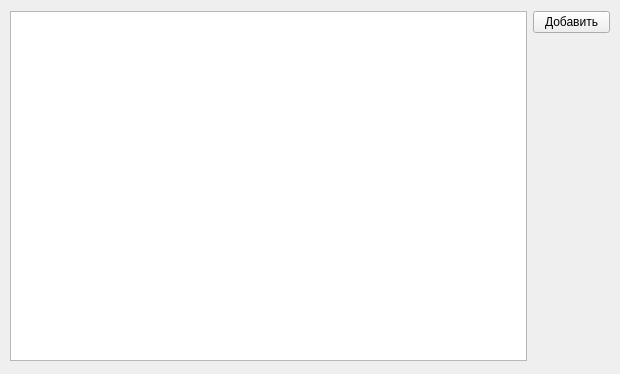
The window that ui/mainWindow.ui (acecrosser/gui_crud) describes before a commit, drawn with Qt 5.
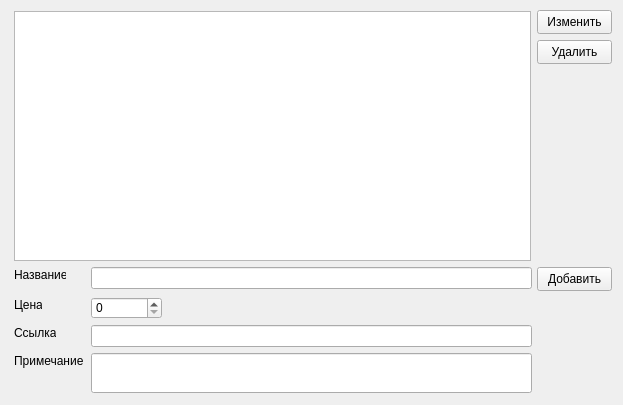
The same window after the commit.

The edit to the form file:
```diff
--- a/ui/mainWindow.ui
+++ b/ui/mainWindow.ui
@@ -6,48 +6,196 @@
    <rect>
     <x>0</x>
     <y>0</y>
-    <width>620</width>
-    <height>374</height>
+    <width>623</width>
+    <height>405</height>
    </rect>
   </property>
+  <property name="minimumSize">
+   <size>
+    <width>500</width>
+    <height>405</height>
+   </size>
+  </property>
+  <property name="maximumSize">
+   <size>
+    <width>623</width>
+    <height>405</height>
+   </size>
+  </property>
   <property name="windowTitle">
    <string>MainWindow</string>
   </property>
   <widget class="QWidget" name="centralwidget">
-   <widget class="QWidget" name="">
+   <widget class="QLineEdit" name="titleEdit">
     <property name="geometry">
      <rect>
-      <x>10</x>
+      <x>91</x>
+      <y>267</y>
+      <width>441</width>
+      <height>22</height>
+     </rect>
+    </property>
+    <property name="minimumSize">
+     <size>
+      <width>0</width>
+      <height>0</height>
+     </size>
+    </property>
+    <property name="maximumSize">
+     <size>
+      <width>10000</width>
+      <height>1000</height>
+     </size>
+    </property>
+   </widget>
+   <widget class="QLineEdit" name="linkEdit">
+    <property name="geometry">
+     <rect>
+      <x>91</x>
+      <y>325</y>
+      <width>441</width>
+      <height>22</height>
+     </rect>
+    </property>
+   </widget>
+   <widget class="QLineEdit" name="textEdit">
+    <property name="geometry">
+     <rect>
+      <x>91</x>
+      <y>353</y>
+      <width>441</width>
+      <height>40</height>
+     </rect>
+    </property>
+    <property name="minimumSize">
+     <size>
+      <width>0</width>
+      <height>40</height>
+     </size>
+    </property>
+   </widget>
+   <widget class="QSpinBox" name="priceBox">
+    <property name="geometry">
+     <rect>
+      <x>91</x>
+      <y>297</y>
+      <width>71</width>
+      <height>22</height>
+     </rect>
+    </property>
+   </widget>
+   <widget class="QLabel" name="label">
+    <property name="geometry">
+     <rect>
+      <x>14</x>
+      <y>267</y>
+      <width>52</width>
+      <height>16</height>
+     </rect>
+    </property>
+    <property name="text">
+     <string>Название</string>
+    </property>
+   </widget>
+   <widget class="QLabel" name="label_2">
+    <property name="geometry">
+     <rect>
+      <x>14</x>
+      <y>297</y>
+      <width>28</width>
+      <height>16</height>
+     </rect>
+    </property>
+    <property name="text">
+     <string>Цена</string>
+    </property>
+   </widget>
+   <widget class="QLabel" name="label_3">
+    <property name="geometry">
+     <rect>
+      <x>14</x>
+      <y>325</y>
+      <width>42</width>
+      <height>16</height>
+     </rect>
+    </property>
+    <property name="text">
+     <string>Ссылка</string>
+    </property>
+   </widget>
+   <widget class="QLabel" name="label_4">
+    <property name="geometry">
+     <rect>
+      <x>14</x>
+      <y>353</y>
+      <width>71</width>
+      <height>16</height>
+     </rect>
+    </property>
+    <property name="text">
+     <string>Примечание</string>
+    </property>
+   </widget>
+   <widget class="QPushButton" name="changeButton">
+    <property name="geometry">
+     <rect>
+      <x>537</x>
       <y>10</y>
-      <width>600</width>
-      <height>352</height>
+      <width>75</width>
+      <height>24</height>
      </rect>
     </property>
-    <layout class="QFormLayout" name="formLayout">
-     <item row="0" column="0">
-      <widget class="QListWidget" name="listWidget">
-       <property name="minimumSize">
-        <size>
-         <width>517</width>
-         <height>350</height>
-        </size>
-       </property>
-       <property name="maximumSize">
-        <size>
-         <width>517</width>
-         <height>350</height>
-        </size>
-       </property>
-      </widget>
-     </item>
-     <item row="0" column="1">
-      <widget class="QPushButton" name="addButton">
-       <property name="text">
-        <string>Добавить</string>
-       </property>
-      </widget>
-     </item>
-    </layout>
+    <property name="text">
+     <string>Изменить</string>
+    </property>
+   </widget>
+   <widget class="QPushButton" name="deleteButton">
+    <property name="geometry">
+     <rect>
+      <x>537</x>
+      <y>40</y>
+      <width>75</width>
+      <height>24</height>
+     </rect>
+    </property>
+    <property name="text">
+     <string>Удалить</string>
+    </property>
+   </widget>
+   <widget class="QPushButton" name="addButton">
+    <property name="geometry">
+     <rect>
+      <x>537</x>
+      <y>267</y>
+      <width>75</width>
+      <height>24</height>
+     </rect>
+    </property>
+    <property name="text">
+     <string>Добавить</string>
+    </property>
+   </widget>
+   <widget class="QListWidget" name="listWidget">
+    <property name="geometry">
+     <rect>
+      <x>14</x>
+      <y>11</y>
+      <width>517</width>
+      <height>250</height>
+     </rect>
+    </property>
+    <property name="minimumSize">
+     <size>
+      <width>517</width>
+      <height>250</height>
+     </size>
+    </property>
+    <property name="maximumSize">
+     <size>
+      <width>517</width>
+      <height>250</height>
+     </size>
+    </property>
    </widget>
   </widget>
  </widget>
```
